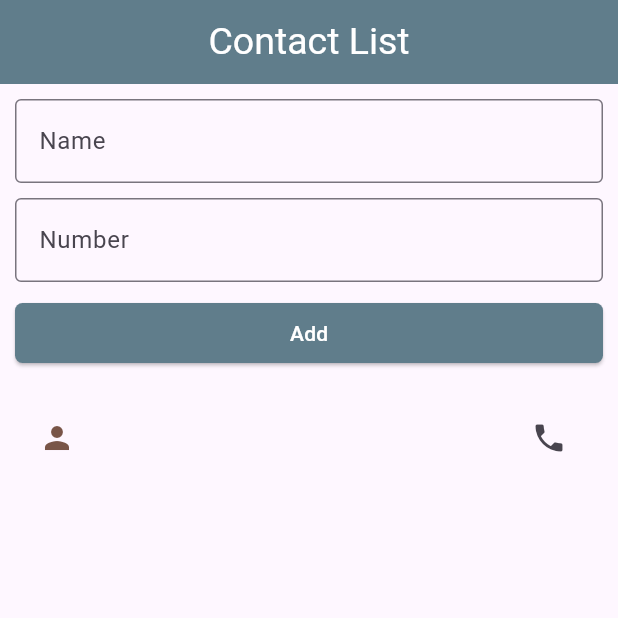
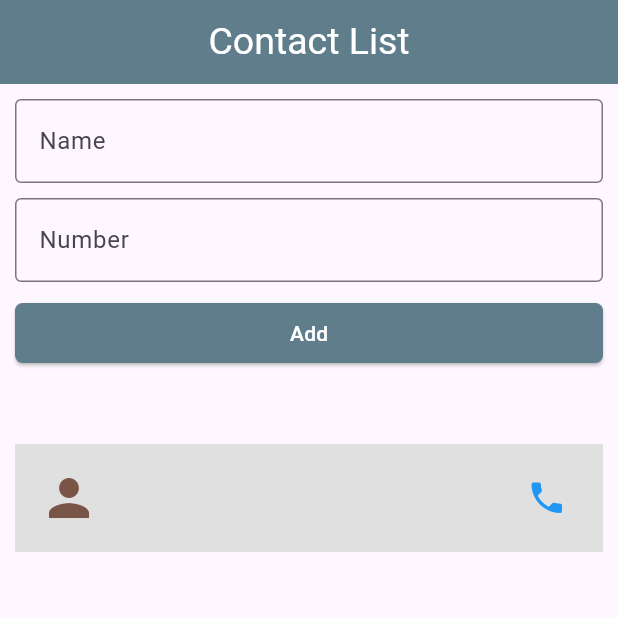
Before and after one commit to lazimrayanfullstackdev/flutter_assignment_module_10, a Flutter app: the screen it shows after launch, after a tap on "Add", on a phone screen of 412 x 824 dp, the top half of it. Run offline on Flutter 3.47's test engine with Material 3 defaults, Android fonts, the phone set to English and light mode, and no system bars.

Commit message:
Full Assignment without alertdialog

```diff
--- a/lib/main.dart
+++ b/lib/main.dart
@@ -34,10 +34,12 @@ class _HomeState extends State<Myapp>{
   }
 
   _removeitem(int index){
-    setState(() {
-      nameList.removeAt(index);
-      numberList.removeAt(index);
-    });
+    if(nameList.length > 0 && numberList.length>0){
+      setState(() {
+        nameList.removeAt(index);
+        numberList.removeAt(index);
+      });
+    }
   }
 
   @override
@@ -58,7 +60,6 @@ class _HomeState extends State<Myapp>{
                   decoration: InputDecoration(
                     border: OutlineInputBorder(),
                     hintText: "Name",
-                    label: Text("Name")
                   ),
                 ),
                 SizedBox(height: 10,),
@@ -86,16 +87,23 @@ class _HomeState extends State<Myapp>{
     )
                     )
                 ),
-                SizedBox(height: 10,),
+                SizedBox(height: 50,),
                 Expanded(
                   child: ListView.builder(
                       itemCount: nameList.length,
                       itemBuilder: (context, index){
-                        return ListTile(
-                          title: Text(nameList[index]),
-                          subtitle: Text(numberList[index]),
-                          leading: Icon(Icons.person, color: Colors.brown,),
-                          trailing: Icon(Icons.phone),
+                        return Padding(
+                          padding: EdgeInsets.only(bottom: 5),
+                          child: ListTile(
+                            title: Text(nameList[index],style: TextStyle(color: Colors.red, fontWeight: FontWeight.bold, fontSize: 17),),
+                            subtitle: Text(numberList[index], style: TextStyle(color: Colors.grey.shade800),),
+                            leading: Icon(Icons.person, color: Colors.brown, size: 40,),
+                            trailing: Icon(Icons.phone, color: Colors.blue,size: 27,),
+                            tileColor: Colors.grey.shade300,
+                            onLongPress: (){
+                              _removeitem(index);
+                            },
+                          ),
                         );
                       }),
                 )
```
